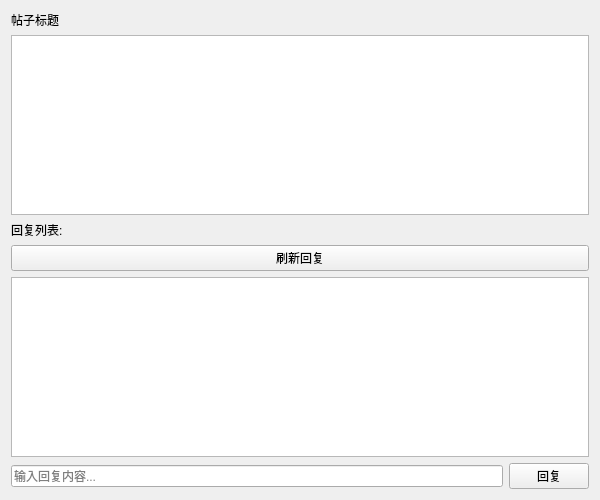
This is src/forum/PostDetail.ui in Flourite423/Talkbox-client as Qt 5 draws it before an edit. The edited form follows.
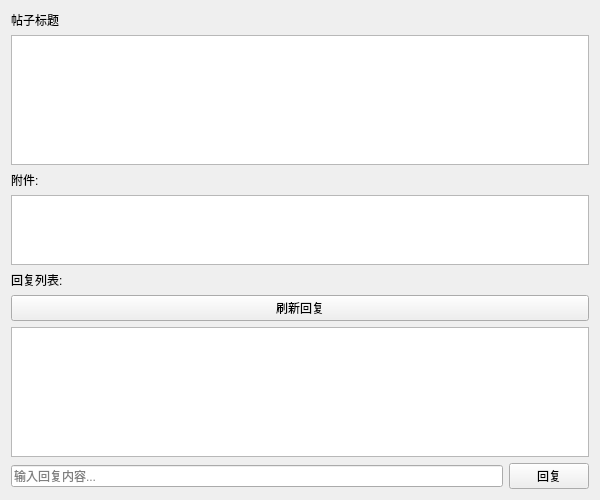
This is the edited form.

```diff
--- a/src/forum/PostDetail.ui
+++ b/src/forum/PostDetail.ui
@@ -28,6 +28,23 @@
      </property>
     </widget>
    </item>
+   <item>
+    <widget class="QLabel" name="attachmentLabel">
+     <property name="text">
+      <string>附件:</string>
+     </property>
+    </widget>
+   </item>
+   <item>
+    <widget class="QListWidget" name="attachmentListWidget">
+     <property name="maximumSize">
+      <size>
+       <width>16777215</width>
+       <height>80</height>
+      </size>
+     </property>
+    </widget>
+   </item>
    <item>
     <widget class="QLabel" name="repliesLabel">
      <property name="text">
```
